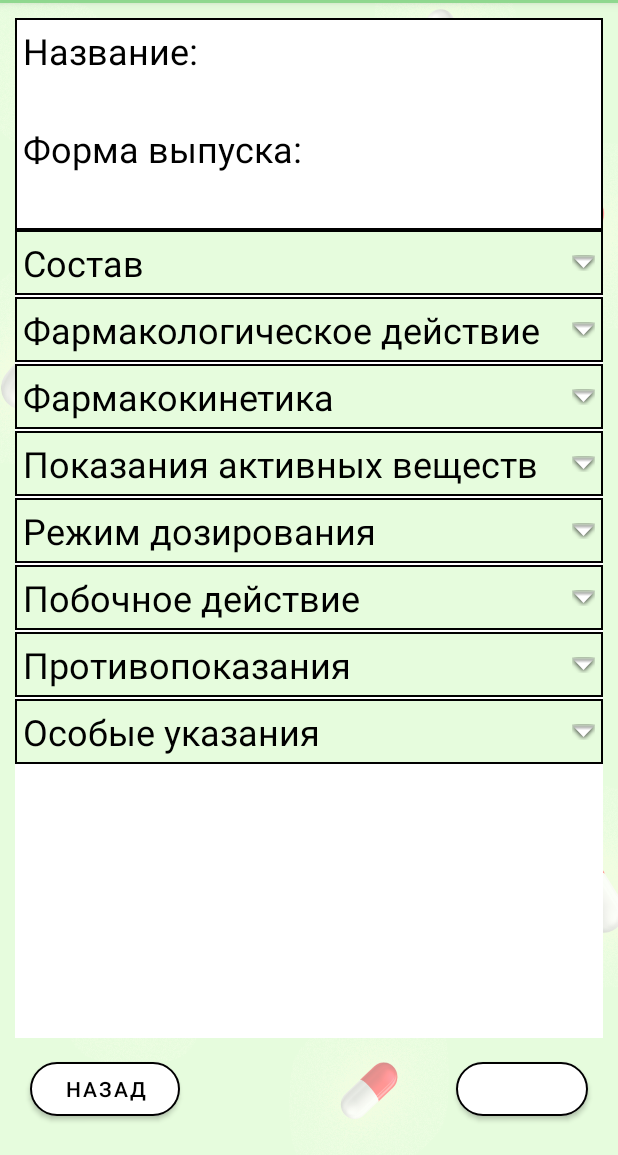
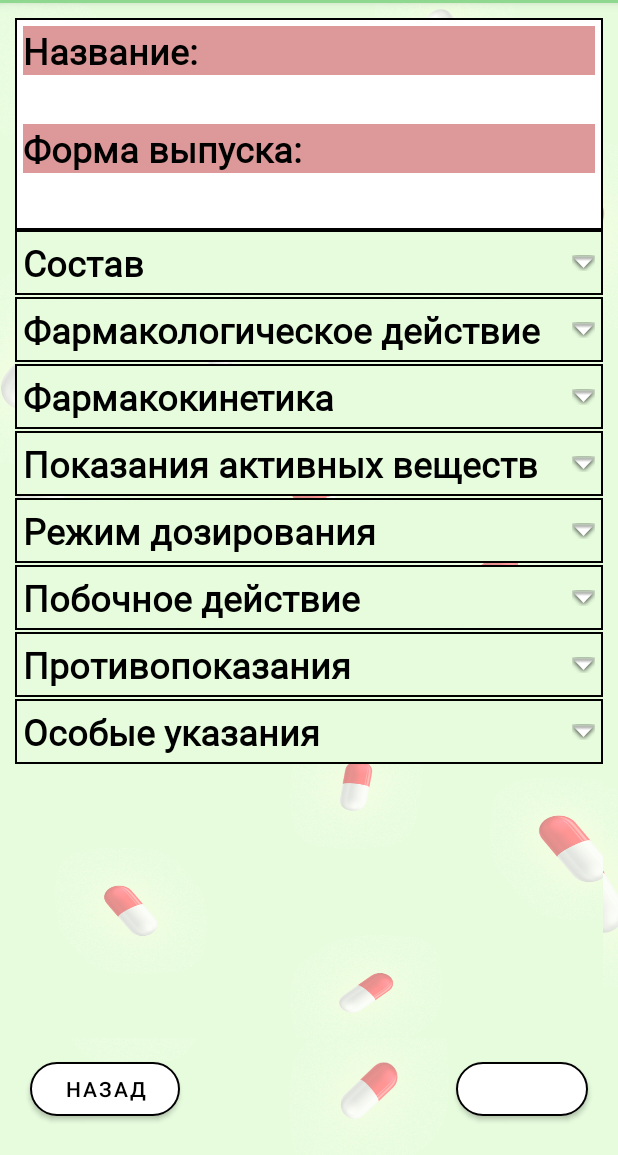
Before and after one commit to ven0n1/MyAidKit, an Android app: the Description screen opened directly, with no data from a screen before it, on a phone screen of 412 x 824 dp, the part 81-1236 px from its top. Run offline under Robolectric (Android 15) with nearby library versions, the phone set to English and light mode, and no system bars; Roboto replaces fonts that are not available here.

Commit message:
CHECKPOINTv3!!!!

```diff
--- a/app/src/main/res/layout/activity_description.xml
+++ b/app/src/main/res/layout/activity_description.xml
@@ -29,31 +29,39 @@
                 android:id="@+id/textView4"
                 android:layout_width="match_parent"
                 android:layout_height="wrap_content"
+                android:background="@color/backtext"
+                android:fontFamily="@font/roboto_thin"
                 android:text="@string/name"
                 android:textColor="@color/black"
-                android:textSize="24sp" />
+                android:textSize="24sp"
+                android:textStyle="bold" />
 
             <TextView
                 android:id="@+id/DescName"
                 android:layout_width="match_parent"
                 android:layout_height="wrap_content"
                 android:textColor="@color/black"
-                android:textSize="24sp" />
+                android:textSize="24sp"
+                android:textStyle="bold" />
 
             <TextView
                 android:id="@+id/textView2"
                 android:layout_width="match_parent"
                 android:layout_height="wrap_content"
+                android:background="@color/backtext"
+                android:fontFamily="@font/roboto_thin"
                 android:text="@string/form"
                 android:textColor="@color/black"
-                android:textSize="24sp" />
+                android:textSize="24sp"
+                android:textStyle="bold" />
 
             <TextView
                 android:id="@+id/DescForm"
                 android:layout_width="match_parent"
                 android:layout_height="wrap_content"
                 android:textColor="@color/black"
-                android:textSize="24sp" />
+                android:textSize="24sp"
+                android:textStyle="bold" />
 
             <TextView
                 android:id="@+id/descTextDate"
@@ -75,7 +83,8 @@
 
         <ScrollView
             android:layout_width="match_parent"
-            android:layout_height="match_parent">
+            android:layout_height="match_parent"
+            android:background="@drawable/background">
 
             <LinearLayout
                 android:id="@+id/desc"
@@ -91,10 +100,12 @@
                     android:background="@drawable/border_desc"
                     android:clickable="true"
                     android:focusable="true"
+                    android:fontFamily="@font/roboto_thin"
                     android:padding="5dp"
                     android:text="@string/composition"
                     android:textColor="#000000"
                     android:textSize="24sp"
+                    android:textStyle="bold"
                     app:drawableEndCompat="@android:drawable/arrow_down_float" />
 
                 <TextView
@@ -114,10 +125,12 @@
                     android:background="@drawable/border_desc"
                     android:clickable="true"
                     android:focusable="true"
+                    android:fontFamily="@font/roboto_thin"
                     android:padding="5dp"
                     android:text="@string/influence"
                     android:textColor="#000000"
                     android:textSize="24sp"
+                    android:textStyle="bold"
                     app:drawableEndCompat="@android:drawable/arrow_down_float" />
 
                 <TextView
@@ -137,10 +150,12 @@
                     android:background="@drawable/border_desc"
                     android:clickable="true"
                     android:focusable="true"
+                    android:fontFamily="@font/roboto_thin"
                     android:padding="5dp"
                     android:text="@string/kinetics"
                     android:textColor="#000000"
                     android:textSize="24sp"
+                    android:textStyle="bold"
                     app:drawableEndCompat="@android:drawable/arrow_down_float" />
 
                 <TextView
@@ -160,10 +175,12 @@
                     android:background="@drawable/border_desc"
                     android:clickable="true"
                     android:focusable="true"
+                    android:fontFamily="@font/roboto_thin"
                     android:padding="5dp"
                     android:text="@string/indication"
                     android:textColor="#000000"
                     android:textSize="24sp"
+                    android:textStyle="bold"
                     app:drawableEndCompat="@android:drawable/arrow_down_float" />
 
                 <TextView
@@ -183,10 +200,12 @@
                     android:background="@drawable/border_desc"
                     android:clickable="true"
                     android:focusable="true"
+                    android:fontFamily="@font/roboto_thin"
                     android:padding="5dp"
                     android:text="@string/dosage"
                     android:textColor="#000000"
                     android:textSize="24sp"
+                    android:textStyle="bold"
                     app:drawableEndCompat="@android:drawable/arrow_down_float" />
 
                 <TextView
@@ -206,10 +225,12 @@
                     android:background="@drawable/border_desc"
                     android:clickable="true"
                     android:focusable="true"
+                    android:fontFamily="@font/roboto_thin"
                     android:padding="5dp"
                     android:text="@string/side_effects"
                     android:textColor="#000000"
                     android:textSize="24sp"
+                    android:textStyle="bold"
                     app:drawableEndCompat="@android:drawable/arrow_down_float" />
 
                 <TextView
@@ -229,10 +250,12 @@
                     android:background="@drawable/border_desc"
                     android:clickable="true"
                     android:focusable="true"
+                    android:fontFamily="@font/roboto_thin"
                     android:padding="5dp"
                     android:text="@string/contra"
                     android:textColor="#000000"
                     android:textSize="24sp"
+                    android:textStyle="bold"
                     app:drawableEndCompat="@android:drawable/arrow_down_float" />
 
                 <TextView
@@ -252,10 +275,12 @@
                     android:background="@drawable/border_desc"
                     android:clickable="true"
                     android:focusable="true"
+                    android:fontFamily="@font/roboto_thin"
                     android:padding="5dp"
                     android:text="@string/special"
                     android:textColor="#000000"
                     android:textSize="24sp"
+                    android:textStyle="bold"
                     app:drawableEndCompat="@android:drawable/arrow_down_float" />
 
                 <TextView
--- a/app/src/main/res/layout/fragment_home.xml
+++ b/app/src/main/res/layout/fragment_home.xml
@@ -66,9 +66,10 @@
             android:layout_height="70dp"
             android:layout_gravity="center_vertical"
             android:layout_weight="0.1"
-            android:background="@drawable/editbutton"
+            android:background="@drawable/border_desc"
             android:gravity="center_vertical"
             android:textColor="@color/black"
+            app:backgroundTint="#CD88F811"
             app:icon="@android:drawable/ic_search_category_default"
             app:iconTint="#0E731E"
             app:strokeColor="#000000" />
```
Also changed, not shown: app/src/main/res/drawable/backfortext.xml (added, +12 -0 lines), app/src/main/res/layout/activity_notification.xml (+8 -3 lines).
